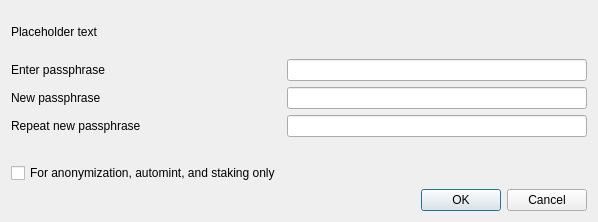
This is src/qt/forms/askpassphrasedialog.ui in VitaeTeam/Vitae as Qt 5 draws it before an edit. The edited form follows.
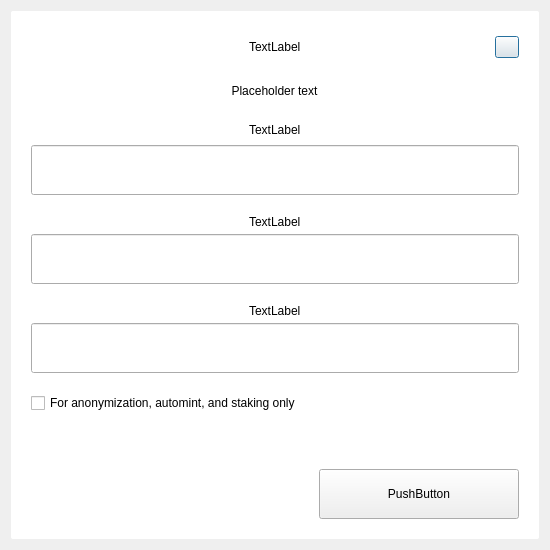
This is the edited form.

Commit message: askkpassphrase dialog new style

Diff of the .ui file:
```diff
--- a/src/qt/forms/askpassphrasedialog.ui
+++ b/src/qt/forms/askpassphrasedialog.ui
@@ -6,8 +6,8 @@
    <rect>
     <x>0</x>
     <y>0</y>
-    <width>598</width>
-    <height>222</height>
+    <width>550</width>
+    <height>550</height>
    </rect>
   </property>
   <property name="sizePolicy">
@@ -26,10 +26,70 @@
    <string>Passphrase Dialog</string>
   </property>
   <layout class="QVBoxLayout" name="verticalLayout">
-   <property name="sizeConstraint">
-    <enum>QLayout::SetMinimumSize</enum>
-   </property>
+   <item>
+    <widget class="QWidget" name="left" native="true">
+     <property name="styleSheet">
+      <string notr="true">#left{
+	background-color:white;
+	border-radius: 2px;
+}</string>
+     </property>
+     <layout class="QVBoxLayout" name="left_3">
+      <property name="spacing">
+       <number>20</number>
+      </property>
+      <property name="leftMargin">
+       <number>20</number>
+      </property>
+      <property name="topMargin">
+       <number>20</number>
+      </property>
+      <property name="rightMargin">
+       <number>20</number>
+      </property>
+      <property name="bottomMargin">
+       <number>20</number>
+      </property>
    <item>
+       <layout class="QHBoxLayout" name="horizontalLayout_3" stretch="0,0">
+        <property name="spacing">
+         <number>0</number>
+        </property>
+        <item>
+         <widget class="QWidget" name="" native="true">
+          <property name="styleSheet">
+           <string notr="true">padding-left:24px;</string>
+          </property>
+          <layout class="QVBoxLayout" name="verticalLayoutTitle">
+           <property name="spacing">
+            <number>5</number>
+           </property>
+           <item alignment="Qt::AlignHCenter">
+            <widget class="QLabel" name="labelTitle">
+             <property name="text">
+              <string>TextLabel</string>
+             </property>
+            </widget>
+           </item>
+          </layout>
+         </widget>
+        </item>
+        <item>
+         <widget class="QPushButton" name="btnEsc">
+          <property name="maximumSize">
+           <size>
+            <width>24</width>
+            <height>16777215</height>
+           </size>
+          </property>
+          <property name="text">
+           <string/>
+          </property>
+         </widget>
+        </item>
+       </layout>
+      </item>
+      <item alignment="Qt::AlignHCenter|Qt::AlignVCenter">
     <widget class="QLabel" name="warningLabel">
      <property name="text">
       <string notr="true">Placeholder text</string>
@@ -37,62 +97,146 @@
      <property name="textFormat">
       <enum>Qt::RichText</enum>
      </property>
+        <property name="alignment">
+         <set>Qt::AlignCenter</set>
+        </property>
      <property name="wordWrap">
       <bool>true</bool>
      </property>
     </widget>
    </item>
    <item>
-    <layout class="QFormLayout" name="formLayout">
-     <property name="sizeConstraint">
-      <enum>QLayout::SetMinimumSize</enum>
-     </property>
-     <property name="fieldGrowthPolicy">
-      <enum>QFormLayout::AllNonFixedFieldsGrow</enum>
-     </property>
-     <item row="0" column="0">
+       <layout class="QHBoxLayout" name="horizontalLayout_6" stretch="2">
+        <property name="spacing">
+         <number>0</number>
+        </property>
+        <item>
+         <layout class="QVBoxLayout" name="verticalLayout_7">
+          <property name="spacing">
+           <number>5</number>
+          </property>
+          <item alignment="Qt::AlignHCenter">
       <widget class="QLabel" name="passLabel1">
+            <property name="minimumSize">
+             <size>
+              <width>0</width>
+              <height>20</height>
+             </size>
+            </property>
+            <property name="maximumSize">
+             <size>
+              <width>16777215</width>
+              <height>20</height>
+             </size>
+            </property>
        <property name="text">
-        <string>Enter passphrase</string>
+             <string>TextLabel</string>
        </property>
       </widget>
      </item>
-     <item row="0" column="1">
+          <item>
       <widget class="QLineEdit" name="passEdit1">
-       <property name="echoMode">
-        <enum>QLineEdit::Password</enum>
+            <property name="minimumSize">
+             <size>
+              <width>0</width>
+              <height>50</height>
+             </size>
+            </property>
+            <property name="maximumSize">
+             <size>
+              <width>16777215</width>
+              <height>50</height>
+             </size>
        </property>
       </widget>
      </item>
-     <item row="1" column="0">
+         </layout>
+        </item>
+       </layout>
+      </item>
+      <item>
+       <layout class="QVBoxLayout" name="verticalLayout_9">
+        <property name="spacing">
+         <number>5</number>
+        </property>
+        <item alignment="Qt::AlignHCenter">
       <widget class="QLabel" name="passLabel2">
        <property name="text">
-        <string>New passphrase</string>
+           <string>TextLabel</string>
        </property>
       </widget>
      </item>
-     <item row="1" column="1">
+        <item>
       <widget class="QLineEdit" name="passEdit2">
-       <property name="echoMode">
-        <enum>QLineEdit::Password</enum>
+          <property name="minimumSize">
+           <size>
+            <width>0</width>
+            <height>50</height>
+           </size>
+          </property>
+          <property name="maximumSize">
+           <size>
+            <width>16777215</width>
+            <height>50</height>
+           </size>
+          </property>
+          <property name="alignment">
+           <set>Qt::AlignLeading|Qt::AlignLeft|Qt::AlignVCenter</set>
        </property>
       </widget>
      </item>
-     <item row="2" column="0">
+       </layout>
+      </item>
+      <item>
+       <layout class="QVBoxLayout" name="verticalLayout_10">
+        <property name="spacing">
+         <number>5</number>
+        </property>
+        <item alignment="Qt::AlignHCenter">
       <widget class="QLabel" name="passLabel3">
        <property name="text">
-        <string>Repeat new passphrase</string>
+           <string>TextLabel</string>
        </property>
       </widget>
      </item>
-     <item row="2" column="1">
+        <item>
       <widget class="QLineEdit" name="passEdit3">
-       <property name="echoMode">
-        <enum>QLineEdit::Password</enum>
-       </property>
-      </widget>
-     </item>
-     <item row="3" column="1">
+          <property name="minimumSize">
+           <size>
+            <width>0</width>
+            <height>50</height>
+           </size>
+          </property>
+          <property name="maximumSize">
+           <size>
+            <width>16777215</width>
+            <height>50</height>
+           </size>
+          </property>
+          <property name="alignment">
+           <set>Qt::AlignLeading|Qt::AlignLeft|Qt::AlignVCenter</set>
+          </property>
+         </widget>
+        </item>
+       </layout>
+      </item>
+      <item>
+       <widget class="QCheckBox" name="anonymizationCheckBox">
+        <property name="enabled">
+         <bool>true</bool>
+        </property>
+        <property name="visible">
+         <bool>true</bool>
+        </property>
+        <property name="toolTip">
+         <string>Serves to disable the trivial sendmoney when OS account compromised. Provides no real security.</string>
+        </property>
+        <property name="text">
+         <string>For anonymization, automint, and staking only</string>
+        </property>
+       </widget>
+      </item>
+      <item alignment="Qt::AlignHCenter">
       <widget class="QLabel" name="capsLabel">
        <property name="font">
         <font>
@@ -108,32 +252,46 @@
        </property>
       </widget>
      </item>
-     <item row="4" column="0">
-      <widget class="QCheckBox" name="anonymizationCheckBox">
-       <property name="enabled">
-        <bool>true</bool>
-       </property>
-       <property name="toolTip">
-        <string>Serves to disable the trivial sendmoney when OS account compromised. Provides no real security.</string>
-       </property>
-       <property name="text">
-        <string>For anonymization, automint, and staking only</string>
-       </property>
-       <property name="visible">
-        <bool>false</bool>
-       </property>
-      </widget>
-     </item>
-    </layout>
-   </item>
    <item>
-    <widget class="QDialogButtonBox" name="buttonBox">
+       <layout class="QHBoxLayout" name="horizontalLayout_7">
+        <item>
+         <spacer name="horizontalSpacer_5">
      <property name="orientation">
       <enum>Qt::Horizontal</enum>
      </property>
-     <property name="standardButtons">
-      <set>QDialogButtonBox::Cancel|QDialogButtonBox::Ok</set>
-     </property>
+          <property name="sizeType">
+           <enum>QSizePolicy::Expanding</enum>
+          </property>
+          <property name="sizeHint" stdset="0">
+           <size>
+            <width>40</width>
+            <height>20</height>
+           </size>
+          </property>
+         </spacer>
+        </item>
+        <item>
+         <widget class="QPushButton" name="pushButtonOk">
+          <property name="minimumSize">
+           <size>
+            <width>200</width>
+            <height>50</height>
+           </size>
+          </property>
+          <property name="maximumSize">
+           <size>
+            <width>200</width>
+            <height>50</height>
+           </size>
+          </property>
+          <property name="text">
+           <string>PushButton</string>
+          </property>
+         </widget>
+        </item>
+       </layout>
+      </item>
+     </layout>
     </widget>
    </item>
   </layout>
```
Left out of the diff: 35 changed lines with no effect on the pictures. Lines whose indentation alone changed are shown as unchanged. The commit also changes 2 other files.
